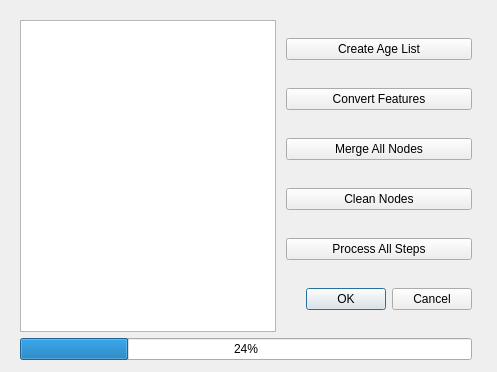
florianfranz/topo_chronia, file dialogs/create_node_grid_dialog.ui: the form before one commit.
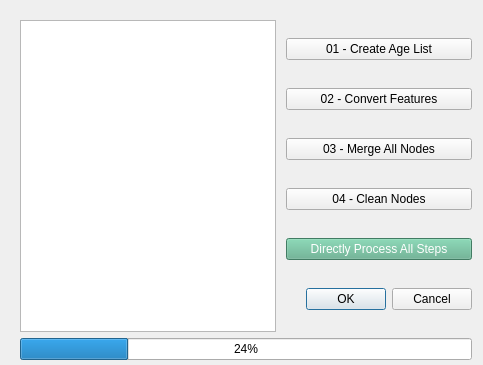
The form after the commit.

Diff of the .ui file:
```diff
--- a/dialogs/create_node_grid_dialog.ui
+++ b/dialogs/create_node_grid_dialog.ui
@@ -6,13 +6,16 @@
    <rect>
     <x>0</x>
     <y>0</y>
-    <width>497</width>
-    <height>372</height>
+    <width>483</width>
+    <height>365</height>
    </rect>
   </property>
   <property name="windowTitle">
    <string>TopoChronia Phase I: Create Node Grid</string>
   </property>
+  <property name="styleSheet">
+   <string notr="true"/>
+  </property>
   <widget class="QWidget" name="layoutWidget">
    <property name="geometry">
     <rect>
@@ -39,35 +42,39 @@
         <item>
          <widget class="QPushButton" name="Action_CreateAllAgeList_pushButton">
           <property name="text">
-           <string>Create Age List</string>
+           <string>01 - Create Age List</string>
           </property>
          </widget>
         </item>
         <item>
          <widget class="QPushButton" name="Action_FeatureConversion_pushButton">
           <property name="text">
-           <string>Convert Features</string>
+           <string>02 - Convert Features</string>
           </property>
          </widget>
         </item>
         <item>
          <widget class="QPushButton" name="Action_MergeNodes_pushButton">
           <property name="text">
-           <string>Merge All Nodes</string>
+           <string>03 - Merge All Nodes</string>
           </property>
          </widget>
         </item>
         <item>
          <widget class="QPushButton" name="Action_CleanNodes_pushButton">
           <property name="text">
-           <string>Clean Nodes</string>
+           <string>04 - Clean Nodes</string>
           </property>
          </widget>
         </item>
         <item>
          <widget class="QPushButton" name="Action_ProcessEverything_pushButton">
+          <property name="styleSheet">
+           <string notr="true">background-color: #5DAE8B;
+color: white;</string>
+          </property>
           <property name="text">
-           <string>Process All Steps</string>
+           <string>Directly Process All Steps</string>
           </property>
          </widget>
         </item>
```
